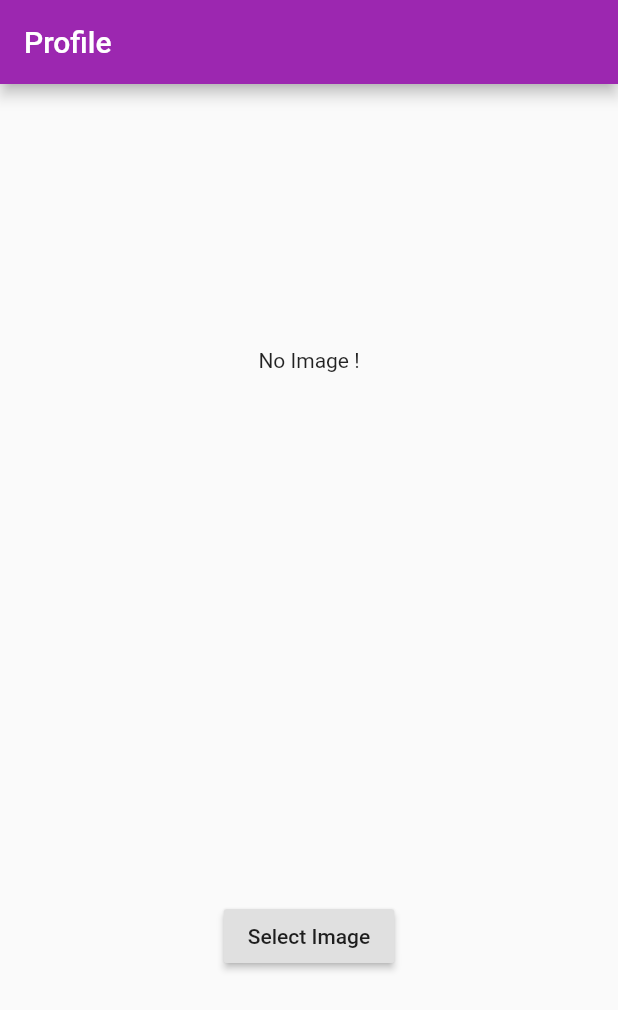
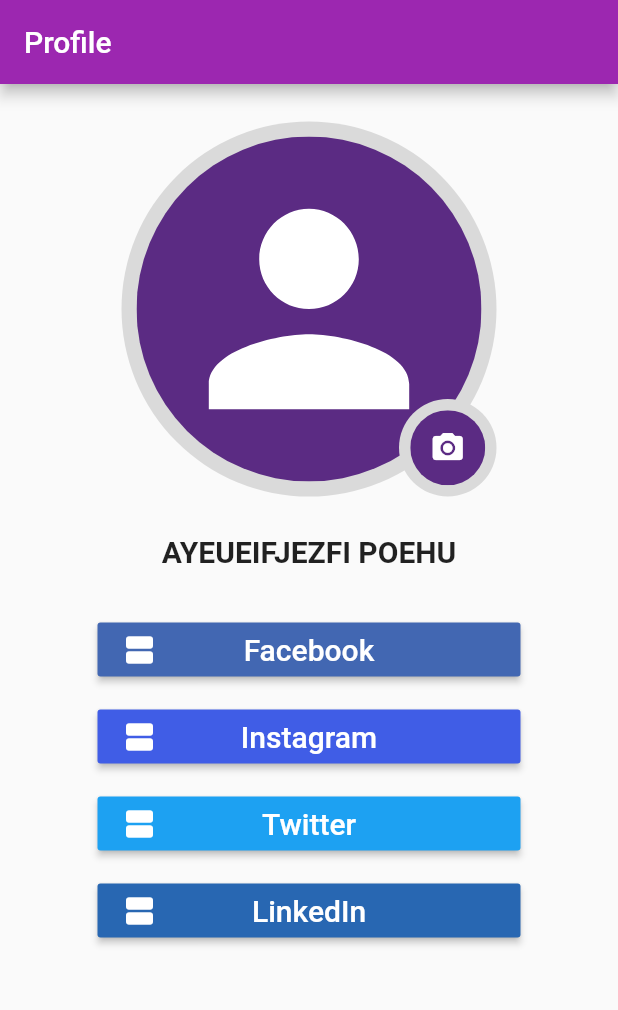
Before and after one commit to UgoSantoro/Fluffy, a Flutter app: the screen it shows after launch, on a phone screen of 412 x 824 dp. Shown: the top 1010 px of the screen. Run offline on Flutter 3.47's test engine with Material 2 defaults, Android fonts, the phone set to English and light mode, and no system bars; our stand-ins replace image_picker; missing offline and left inert: flutter_statusbarcolor.

Commit message:
Add Modif ProfilePage

```diff
--- a/fluffy/lib/main.dart
+++ b/fluffy/lib/main.dart
@@ -324,18 +324,6 @@ class _ProfilePageState extends State<ProfilePage> {
                       _openCamera(context);
                     },
                     child: Text("Camera"),
-                    /*GestureDetector(
-                    child: Text("Gallery"),
-                    onTap: () {
-                      _openGallery(context);
-                    },
-                  ),
-                  Padding(padding: EdgeInsets.all(8.0)),
-                  GestureDetector(
-                    child: Text("Camera"),
-                    onTap: () {
-                      _openCamera(context);
-                    },*/
                   )
                 ],
               ),
@@ -344,12 +332,138 @@ class _ProfilePageState extends State<ProfilePage> {
         });
   }
 
-  Widget _ImageProfile() {
+  Widget _checkimageprofile() {
     if (imageFile == null) {
-      return Text("No Image !");
+      return Container(
+        width: 230,
+        height: 230,
+        child: ClipRRect(
+          borderRadius: BorderRadius.circular(150),
+          child: Container(
+            color: Color(0xFF5B2B83),
+            child: Icon(
+              Icons.person,
+              size: 200,
+              color: Color(0xFFFFFFFF),
+            ),
+          ),
+        ),
+      );
     } else {
-      return Image.file(imageFile, width: 300, height: 300);
+      return Container(
+        width: 230,
+        height: 230,
+        child: ClipRRect(
+          borderRadius: BorderRadius.circular(150),
+          child: Image.file(
+            imageFile,
+            fit: BoxFit.cover,
+          ),
+        ),
+      );
     }
+  }
+
+  Widget _photoicon() {
+    return Container(
+      width: 50,
+      height: 50,
+      child: ClipRRect(
+        borderRadius: BorderRadius.circular(150),
+        child: Container(
+          color: Color(0xFF5B2B83),
+          child: Icon(
+            Icons.photo_camera,
+            color: Color(0xFFFFFFFF),
+          ),
+        ),
+      ),
+    );
+  }
+
+  Widget _imageprofile(BuildContext context) {
+    return Container(
+      width: 250,
+      height: 250,
+      child: Stack(
+        children: <Widget>[
+          Container(
+            width: 250,
+            height: 250,
+            child: CircleAvatar(
+              radius: 100,
+              backgroundColor: Color(0xFFDADADA),
+              child: Column(
+                mainAxisAlignment: MainAxisAlignment.center,
+                crossAxisAlignment: CrossAxisAlignment.center,
+                children: <Widget>[
+                  _checkimageprofile(),
+                ],
+              ),
+            ),
+          ),
+          Align(
+            alignment: Alignment.bottomRight,
+            child: Container(
+              width: 65,
+              height: 65,
+              child: CircleAvatar(
+                radius: 100,
+                backgroundColor: Color(0xFFDADADA),
+                child: Column(
+                  mainAxisAlignment: MainAxisAlignment.center,
+                  crossAxisAlignment: CrossAxisAlignment.center,
+                  children: <Widget>[
+                    _photoicon(),
+                  ],
+                ),
+              ),
+            ),
+          ),
+        ],
+      ),
+    );
+  }
+
+  Widget _socialnetworkslist(Color itemcolor, Text itemtext) {
+    return Container(
+      padding: new EdgeInsets.all(5.0),
+      child: RaisedButton(
+        onPressed: () {},
+        textColor: Color(0xFFFFFFFF),
+        color: itemcolor,
+        child: Container(
+          width: 250,
+          height: 35,
+          child: Stack(
+            children: <Widget>[
+              Align(
+                alignment: Alignment.center,
+                child: Text(
+                  itemtext.data,
+                  style: TextStyle(fontSize: 20),
+                ),
+              ),
+              Align(
+                alignment: Alignment.centerRight,
+                child: Row(
+                  children: <Widget>[
+                    /*Text(
+                      '1.000',
+                      style: TextStyle(fontSize: 14),
+                    ),*/
+                    Icon(
+                      Icons.view_agenda,
+                      color: Color(0xFFFFFFFF),
+                    ),
+                  ],
+                ),
+              ),
+            ],
+          ),
+        ),
+      ),
+    );
   }
 
   @override
@@ -360,17 +474,33 @@ class _ProfilePageState extends State<ProfilePage> {
       ),
       body: Container(
         child: Center(
+          child: Container(
             child: Column(
-            mainAxisAlignment: MainAxisAlignment.spaceAround,
               children: <Widget>[
-              _ImageProfile(),
-              RaisedButton(
+                FlatButton(
+                  padding: new EdgeInsets.all(25.0),
                   onPressed: () {
                     _showChoiceDialog(context);
                   },
-                child: Text("Select Image"),
-              )
+                  child: _imageprofile(context),
+                ),
+                Text(
+                  "AYEUEIFJEZFI POEHU",
+                  style: TextStyle(fontWeight: FontWeight.bold, fontSize: 20.0),
+                ),
+                Container(
+                  padding: new EdgeInsets.all(25.0),
+                  child: Column(
+                    children: <Widget>[
+                      _socialnetworkslist(Color(0xFF4267B2), Text("Facebook")),
+                      _socialnetworkslist(Color(0xFF405DE6), Text("Instagram")),
+                      _socialnetworkslist(Color(0xFF1DA1F2), Text("Twitter")),
+                      _socialnetworkslist(Color(0xFF2867B2), Text("LinkedIn")),
                     ],
+                  ),
+                ),
+              ],
+            ),
           ),
         ),
       ),
```
Lines whose indentation alone changed are shown as unchanged.
